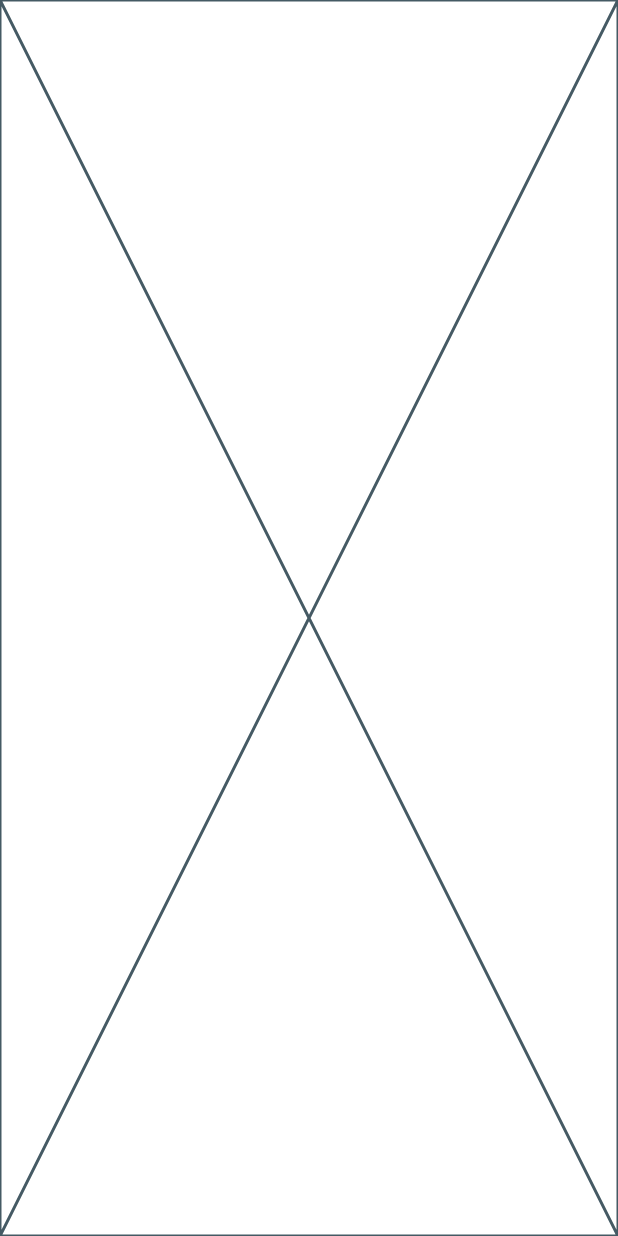
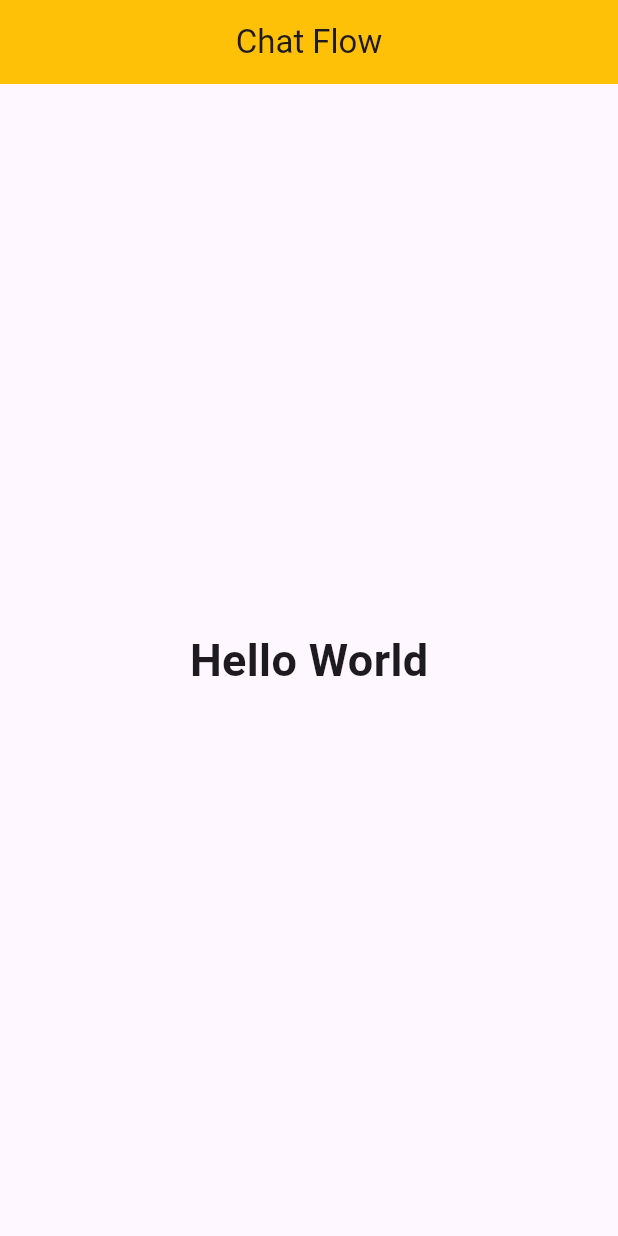
Before and after one commit to mohankumaronly/chatting-app, a Flutter app: the screen it shows after launch, on a phone screen of 412 x 824 dp. Run offline on Flutter 3.47's test engine with Material 3 defaults, Android fonts, the phone set to English and light mode, and no system bars.

Commit message:
Home screen with the hello world is displayed

```diff
--- a/lib/main.dart
+++ b/lib/main.dart
@@ -1,3 +1,4 @@
+import 'package:chat_app/screens/home_screen.dart';
 import 'package:flutter/material.dart';
 
 void main() {
@@ -10,11 +11,12 @@ class MyApp extends StatelessWidget {
   @override
   Widget build(BuildContext context) {
     return MaterialApp(
-      title: 'Flutter Demo',
+      debugShowCheckedModeBanner: false,
+      title: 'Chatting Application',
       theme: ThemeData(
         colorScheme: ColorScheme.fromSeed(seedColor: Colors.deepPurple),
       ),
-      home: Placeholder(),
+      home: HomeScreen(),
     );
   }
 }
--- /dev/null
+++ b/lib/screens/home_screen.dart
@@ -0,0 +1,27 @@
+import 'package:flutter/material.dart';
+
+class HomeScreen extends StatefulWidget {
+  const HomeScreen({super.key});
+
+  @override
+  State<HomeScreen> createState() => _HomeScreenState();
+}
+
+class _HomeScreenState extends State<HomeScreen> {
+  @override
+  Widget build(BuildContext context) {
+    return Scaffold(
+      appBar: AppBar(
+        backgroundColor: Colors.amber,
+        title: Text('Chat Flow'),
+        centerTitle: true,
+      ),
+      body: Center(
+        child: Text('Hello World', style: TextStyle(
+          fontWeight: FontWeight.bold,
+          fontSize: 30,
+        ),),
+      ),
+    );
+  }
+}
```
